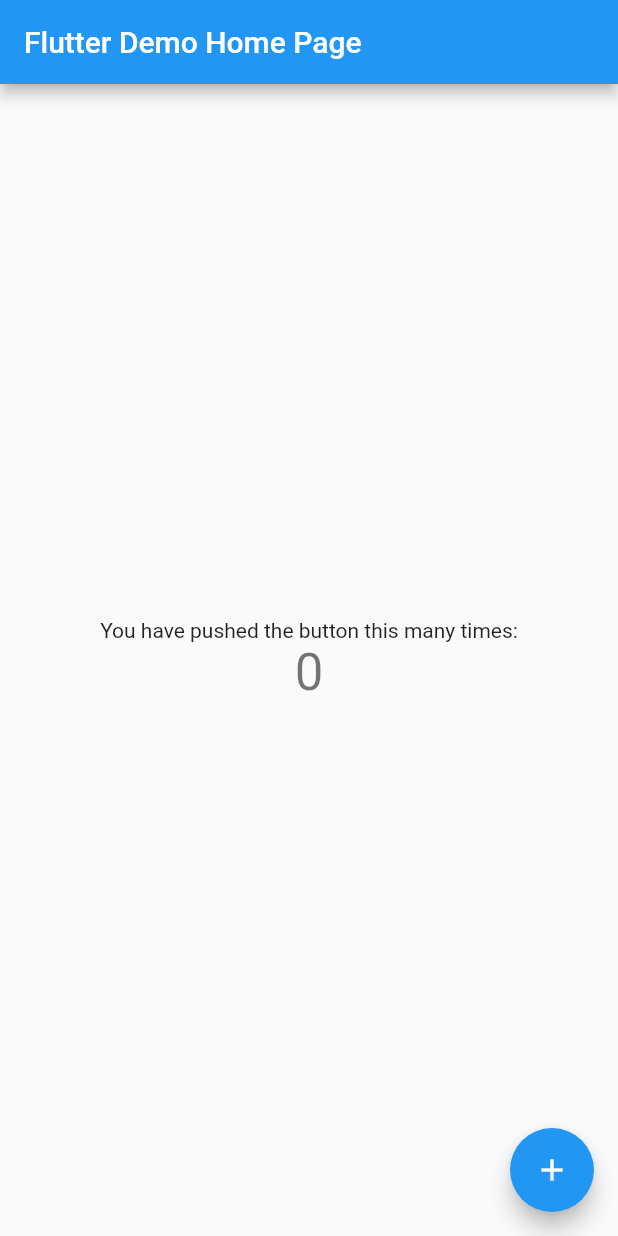
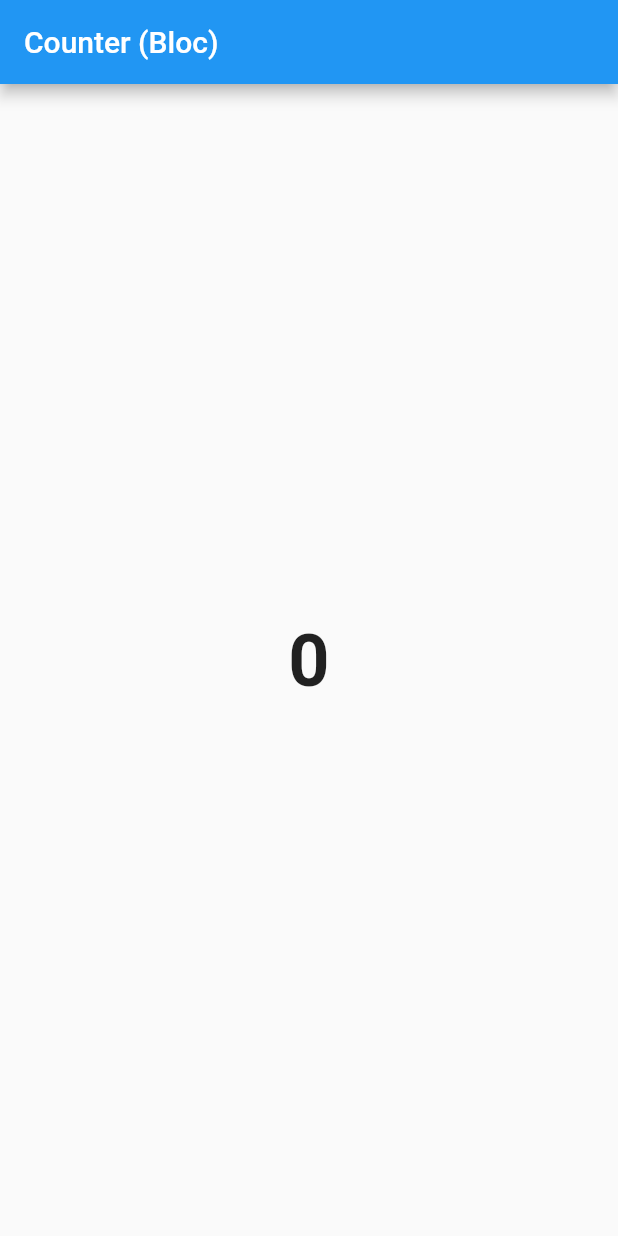
Before and after one commit to Qubits-01/bloc-practice, a Flutter app: the screen it shows after launch, on a phone screen of 412 x 824 dp. Run offline on Flutter 3.47's test engine with Material 2 defaults, Android fonts, the phone set to English and light mode, and no system bars; our stand-ins replace bloc, flutter_bloc.

Commit message:
Foundational code for the counter (bloc) app

```diff
--- /dev/null
+++ b/counter/lib/counter_app.dart
@@ -0,0 +1,19 @@
+import 'package:flutter/material.dart';
+
+import 'presentation/counter/counter_screen.dart';
+
+class CounterApp extends StatelessWidget {
+  const CounterApp({Key? key}) : super(key: key);
+
+  @override
+  Widget build(BuildContext context) {
+    return MaterialApp(
+      debugShowCheckedModeBanner: false,
+      title: 'Counter (Bloc)',
+      theme: ThemeData(
+        primarySwatch: Colors.blue,
+      ),
+      home: const CounterScreen(),
+    );
+  }
+}
--- /dev/null
+++ b/counter/lib/logic/counter/cubits/counter_cubit.dart
@@ -0,0 +1,12 @@
+import 'package:bloc/bloc.dart';
+
+/// A [Cubit] which manages an [int] as its state.
+class CounterCubit extends Cubit<int> {
+  CounterCubit() : super(0);
+
+  /// Add 1 to the current state.
+  void increment() => emit(state + 1);
+
+  /// Subtract 1 from the the current state.
+  void decrement() => emit(state - 1);
+}
--- a/counter/lib/main.dart
+++ b/counter/lib/main.dart
@@ -1,115 +1,15 @@
 import 'package:flutter/material.dart';
+import 'package:bloc/bloc.dart';
+
+import 'counter_app.dart';
+
+import 'utilities/counter_observer.dart';
 
 void main() {
-  runApp(const MyApp());
+  BlocOverrides.runZoned(
+    () => runApp(const CounterApp()),
+    blocObserver: CounterOberserver(),
+  );
+
+  runApp(const CounterApp());
 }
-
-class MyApp extends StatelessWidget {
-  const MyApp({Key? key}) : super(key: key);
-
-  // This widget is the root of your application.
-  @override
-  Widget build(BuildContext context) {
-    return MaterialApp(
-      title: 'Flutter Demo',
-      theme: ThemeData(
-        // This is the theme of your application.
-        //
-        // Try running your application with "flutter run". You'll see the
-        // application has a blue toolbar. Then, without quitting the app, try
-        // changing the primarySwatch below to Colors.green and then invoke
-        // "hot reload" (press "r" in the console where you ran "flutter run",
-        // or simply save your changes to "hot reload" in a Flutter IDE).
-        // Notice that the counter didn't reset back to zero; the application
-        // is not restarted.
-        primarySwatch: Colors.blue,
-      ),
-      home: const MyHomePage(title: 'Flutter Demo Home Page'),
-    );
-  }
-}
-
-class MyHomePage extends StatefulWidget {
-  const MyHomePage({Key? key, required this.title}) : super(key: key);
-
-  // This widget is the home page of your application. It is stateful, meaning
-  // that it has a State object (defined below) that contains fields that affect
-  // how it looks.
-
-  // This class is the configuration for the state. It holds the values (in this
-  // case the title) provided by the parent (in this case the App widget) and
-  // used by the build method of the State. Fields in a Widget subclass are
-  // always marked "final".
-
-  final String title;
-
-  @override
-  State<MyHomePage> createState() => _MyHomePageState();
-}
-
-class _MyHomePageState extends State<MyHomePage> {
-  int _counter = 0;
-
-  void _incrementCounter() {
-    setState(() {
-      // This call to setState tells the Flutter framework that something has
-      // changed in this State, which causes it to rerun the build method below
-      // so that the display can reflect the updated values. If we changed
-      // _counter without calling setState(), then the build method would not be
-      // called again, and so nothing would appear to happen.
-      _counter++;
-    });
-  }
-
-  @override
-  Widget build(BuildContext context) {
-    // This method is rerun every time setState is called, for instance as done
-    // by the _incrementCounter method above.
-    //
-    // The Flutter framework has been optimized to make rerunning build methods
-    // fast, so that you can just rebuild anything that needs updating rather
-    // than having to individually change instances of widgets.
-    return Scaffold(
-      appBar: AppBar(
-        // Here we take the value from the MyHomePage object that was created by
-        // the App.build method, and use it to set our appbar title.
-        title: Text(widget.title),
-      ),
-      body: Center(
-        // Center is a layout widget. It takes a single child and positions it
-        // in the middle of the parent.
-        child: Column(
-          // Column is also a layout widget. It takes a list of children and
-          // arranges them vertically. By default, it sizes itself to fit its
-          // children horizontally, and tries to be as tall as its parent.
-          //
-          // Invoke "debug painting" (press "p" in the console, choose the
-          // "Toggle Debug Paint" action from the Flutter Inspector in Android
-          // Studio, or the "Toggle Debug Paint" command in Visual Studio Code)
-          // to see the wireframe for each widget.
-          //
-          // Column has various properties to control how it sizes itself and
-          // how it positions its children. Here we use mainAxisAlignment to
-          // center the children vertically; the main axis here is the vertical
-          // axis because Columns are vertical (the cross axis would be
-          // horizontal).
-          mainAxisAlignment: MainAxisAlignment.center,
-          children: <Widget>[
-            const Text(
-              'You have pushed the button this many times:',
-            ),
-            Text(
-              '$_counter',
-              style: Theme.of(context).textTheme.headline4,
-            ),
-          ],
-        ),
-      ),
-      floatingActionButton: FloatingActionButton(
-        onPressed: _incrementCounter,
-        tooltip: 'Increment',
-        child: const Icon(Icons.add),
-      ), // This trailing comma makes auto-formatting nicer for build methods.
-    );
-  }
-}
--- /dev/null
+++ b/counter/lib/presentation/counter/counter_screen.dart
@@ -0,0 +1,18 @@
+import 'package:flutter/material.dart';
+import 'package:flutter_bloc/flutter_bloc.dart';
+
+import 'counter_view.dart';
+
+import '../../logic/counter/cubits/counter_cubit.dart';
+
+class CounterScreen extends StatelessWidget {
+  const CounterScreen({Key? key}) : super(key: key);
+
+  @override
+  Widget build(BuildContext context) {
+    return BlocProvider(
+      create: (_) => CounterCubit(),
+      child: const CounterView(),
+    );
+  }
+}
--- /dev/null
+++ b/counter/lib/presentation/counter/counter_view.dart
@@ -0,0 +1,23 @@
+import 'package:flutter/material.dart';
+
+class CounterView extends StatelessWidget {
+  const CounterView({Key? key}) : super(key: key);
+
+  @override
+  Widget build(BuildContext context) {
+    return Scaffold(
+      appBar: AppBar(
+        title: const Text('Counter (Bloc)'),
+      ),
+      body: const Center(
+        child: Text(
+          '0',
+          style: TextStyle(
+            fontSize: 48,
+            fontWeight: FontWeight.bold,
+          ),
+        ),
+      ),
+    );
+  }
+}
--- /dev/null
+++ b/counter/lib/utilities/counter_observer.dart
@@ -0,0 +1,13 @@
+// ignore_for_file: avoid_print
+
+import 'package:bloc/bloc.dart';
+
+/// [BlocOberver] for the counter application which
+/// observed all state changes.
+class CounterOberserver extends BlocObserver {
+  @override
+  void onChange(BlocBase bloc, Change change) {
+    super.onChange(bloc, change);
+    print('${bloc.runtimeType} $change');
+  }
+}
--- a/counter/pubspec.yaml
+++ b/counter/pubspec.yaml
@@ -29,6 +29,8 @@ environment:
 dependencies:
   flutter:
     sdk: flutter
+  bloc: ^8.0.2
+  flutter_bloc: ^8.0.1
 
 
   # The following adds the Cupertino Icons font to your application.
@@ -37,6 +39,10 @@ dependencies:
 
 dev_dependencies:
   flutter_test:
+    sdk: flutter
+  bloc_test: ^9.0.2
+  mocktail: ^0.2.0
+  integration_test:
     sdk: flutter
 
   # The "flutter_lints" package below contains a set of recommended lints to
```
Also changed, not shown: counter/pubspec.lock.
